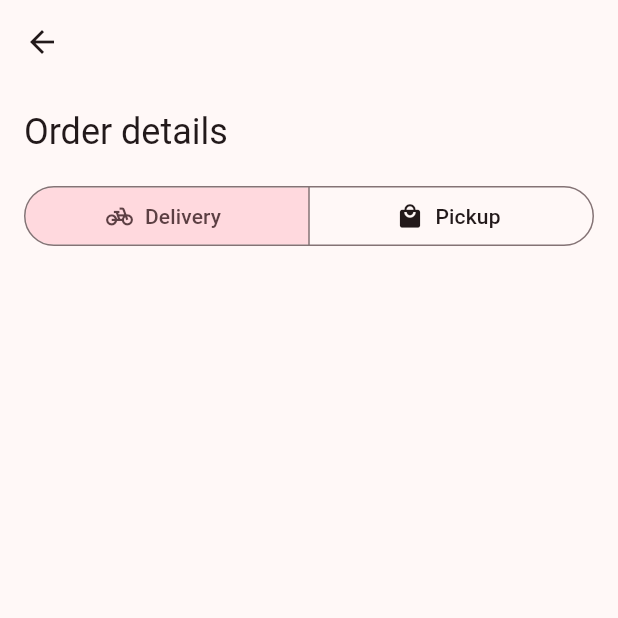
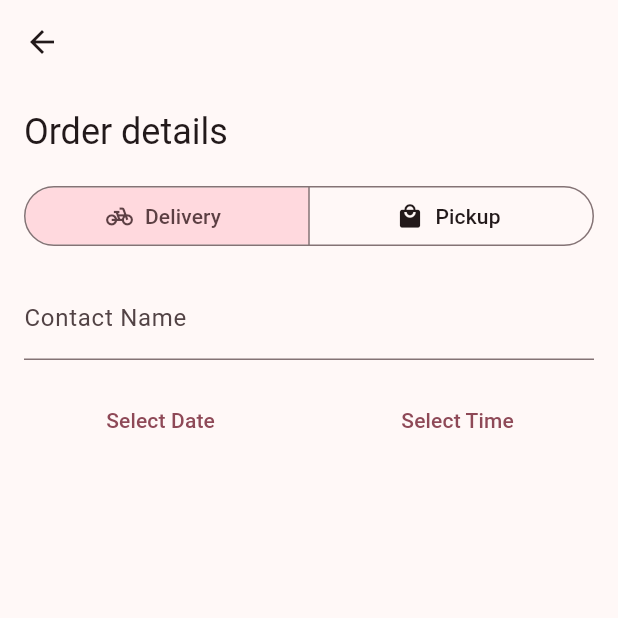
Before and after one commit to marcelovet/flutter_yummy, a Flutter app: the CheckoutPage screen opened directly with empty values, on a phone screen of 412 x 824 dp, the top half of it. Run offline on Flutter 3.47's test engine with Material 3 defaults, Android fonts, the phone set to English and light mode, and no system bars.

Commit message:
date and time picker for checkout page

```diff
--- a/lib/screens/checkout_page.dart
+++ b/lib/screens/checkout_page.dart
@@ -1,4 +1,5 @@
 import 'package:flutter/material.dart';
+import 'package:intl/intl.dart';
 import '../models/cart_manager.dart';
 import '../models/order_manager.dart';
 
@@ -30,8 +31,18 @@ class _CheckoutPageState extends State<CheckoutPage> {
   final DateTime _lastDate = DateTime(DateTime.now().year + 1);
   final TextEditingController _nameController = TextEditingController();
 
-  // TODO: configure date format
-  // TODO: configure time of day
+  String formatDate(DateTime? dateTime){
+    if(dateTime == null) return 'Select Date';
+    final formatter = DateFormat('yyyy-MM-dd');
+    return formatter.format(dateTime);
+  }
+
+  String formatTimeofDay(TimeOfDay? timeOfDay){
+    if(timeOfDay == null) return 'Select Time';
+    final hour = timeOfDay.hour.toString().padLeft(2, '0');
+    final minute = timeOfDay.minute.toString().padLeft(2, '0');
+    return '$hour:$minute';
+  }
 
   void onSegmentSelected(Set<int> segmentIndex) {
     setState(() {
@@ -59,9 +70,50 @@ class _CheckoutPageState extends State<CheckoutPage> {
     );
   }
 
-  // TODO: build name textfield
-  // TODO: select date picker
-  // TODO: select time picker
+  Widget _buildTextField() {
+    return TextField(
+      controller: _nameController,
+      decoration: const InputDecoration(
+        labelText: 'Contact Name',
+      ),
+    );
+  }
+
+  void _selectDate(BuildContext context) async {
+    final picked = await showDatePicker(
+      context: context,
+      firstDate: _firstDate,
+      lastDate: _lastDate,
+      initialDate: selectedDate ?? DateTime.now(),
+    );
+    if (picked != null && picked != selectedDate) {
+      setState(() {
+        selectedDate = picked;
+      });
+    }
+  }
+
+  void _selectTime(BuildContext context) async {
+    final picked = await showTimePicker(
+      context: context,
+      initialTime: selectedTime ?? TimeOfDay.now(),
+      initialEntryMode: TimePickerEntryMode.input,
+      builder: (context, child) {
+        return MediaQuery(
+          data: MediaQuery.of(context).copyWith(
+            alwaysUse24HourFormat: true,
+          ),
+          child: child!,
+        );
+      }
+    );
+    if (picked != null && picked != selectedTime) {
+      setState(() {
+        selectedTime = picked;
+      });
+    }
+  }
+
   // TODO: build order summary
   // TODO: build submit order button
 
@@ -89,8 +141,26 @@ class _CheckoutPageState extends State<CheckoutPage> {
             ),
             const SizedBox(height: 16.0),
             _buildOrderSegmentedType(),
-            // TODO: add name textfield
-            // TODO: add date and time picker
+            const SizedBox(height: 16.0),
+            _buildTextField(),
+            const SizedBox(height: 16.0),
+            Row(
+              children: [
+                Expanded(
+                  child: TextButton(
+                    onPressed: () => _selectDate(context),
+                    child: Text(formatDate(selectedDate)),
+                  ),
+                ),
+                const SizedBox(width: 16.0),
+                Expanded(
+                  child: TextButton(
+                    onPressed: () => _selectTime(context),
+                    child: Text(formatTimeofDay(selectedTime)),
+                  ),
+                ),
+              ],
+            ),
             // TODO: add order summary
             // TODO: add submit order button
           ],
```
